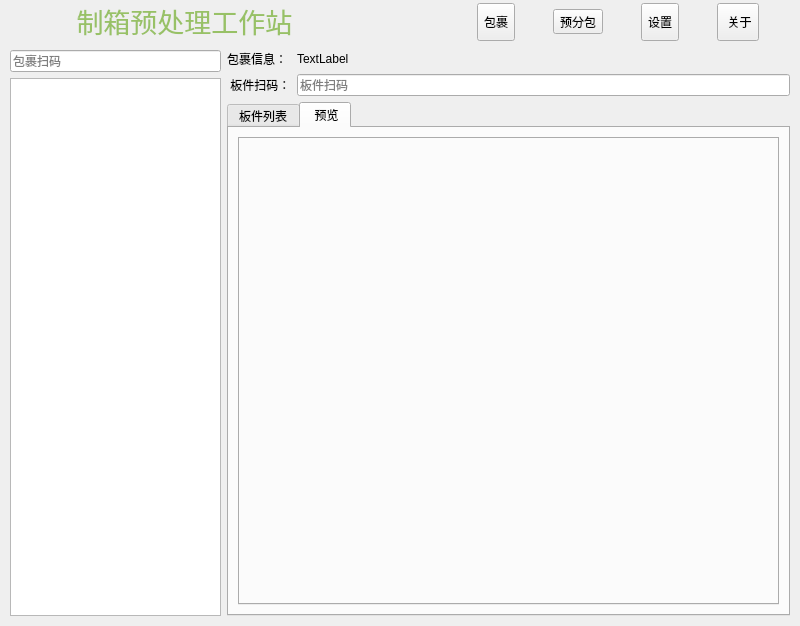
Above: ui/form/frmmain.ui from TomenMosaic/BPS before the change. Below: the same form after it.
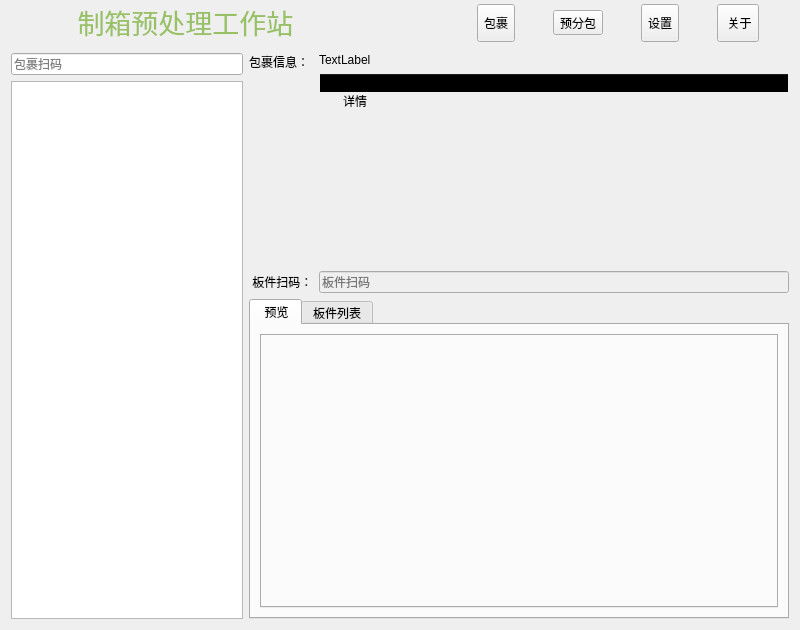
That is the form after the change. The open tabs and pages were chosen to show the change. Icons and pictures are not drawn.

Diff of the .ui file:
```diff
--- a/ui/form/frmmain.ui
+++ b/ui/form/frmmain.ui
@@ -7,7 +7,7 @@
     <x>0</x>
     <y>0</y>
     <width>800</width>
-    <height>600</height>
+    <height>618</height>
    </rect>
   </property>
   <property name="font">
@@ -25,21 +25,21 @@
   <property name="autoFillBackground">
    <bool>false</bool>
   </property>
-  <layout class="QVBoxLayout" name="verticalLayout">
+  <layout class="QVBoxLayout" name="verticalLayout" stretch="0,0">
    <property name="spacing">
-    <number>0</number>
+    <number>2</number>
    </property>
    <property name="leftMargin">
-    <number>1</number>
+    <number>2</number>
    </property>
    <property name="topMargin">
-    <number>1</number>
+    <number>2</number>
    </property>
    <property name="rightMargin">
-    <number>1</number>
+    <number>2</number>
    </property>
    <property name="bottomMargin">
-    <number>1</number>
+    <number>2</number>
    </property>
    <item>
     <widget class="QWidget" name="widgetTitle" native="true">
@@ -254,58 +254,35 @@
    </item>
    <item>
     <widget class="QStackedWidget" name="stackedWidget">
+     <property name="sizePolicy">
+      <sizepolicy hsizetype="Preferred" vsizetype="Preferred">
+       <horstretch>0</horstretch>
+       <verstretch>0</verstretch>
+      </sizepolicy>
+     </property>
      <property name="styleSheet">
       <string notr="true"/>
      </property>
      <property name="currentIndex">
-      <number>1</number>
+      <number>0</number>
      </property>
      <widget class="QWidget" name="pack">
-      <layout class="QGridLayout" name="gridLayout" columnstretch="3,0,7">
-       <item row="0" column="0" rowspan="3">
-        <layout class="QVBoxLayout" name="verticalLayout_3">
-         <item>
-          <widget class="QLineEdit" name="txtPackBarcode">
-           <property name="text">
-            <string/>
-           </property>
-           <property name="placeholderText">
-            <string>包裹扫码</string>
-           </property>
-          </widget>
-         </item>
-         <item>
-          <widget class="QTableView" name="tvPackList">
-           <property name="sizePolicy">
-            <sizepolicy hsizetype="Expanding" vsizetype="Preferred">
-             <horstretch>0</horstretch>
-             <verstretch>1</verstretch>
-            </sizepolicy>
-           </property>
-           <property name="editTriggers">
-            <set>QAbstractItemView::NoEditTriggers</set>
-           </property>
-           <property name="selectionMode">
-            <enum>QAbstractItemView::SingleSelection</enum>
-           </property>
-           <property name="selectionBehavior">
-            <enum>QAbstractItemView::SelectRows</enum>
-           </property>
-           <property name="gridStyle">
-            <enum>Qt::SolidLine</enum>
-           </property>
-          </widget>
-         </item>
-        </layout>
-       </item>
+      <layout class="QGridLayout" name="gridLayout_3" columnstretch="3,7">
        <item row="0" column="1">
+        <layout class="QGridLayout" name="gridLayout">
+         <item row="0" column="0">
         <widget class="QLabel" name="label_3">
          <property name="text">
           <string>包裹信息：</string>
          </property>
-        </widget>
-       </item>
-       <item row="0" column="2">
+           <property name="alignment">
+            <set>Qt::AlignLeading|Qt::AlignLeft|Qt::AlignTop</set>
+           </property>
+          </widget>
+         </item>
+         <item row="0" column="1">
+          <layout class="QVBoxLayout" name="verticalLayout_11">
+           <item>
         <widget class="QLabel" name="lblPackInfo">
          <property name="text">
           <string>TextLabel</string>
@@ -315,21 +292,56 @@
          </property>
         </widget>
        </item>
-       <item row="1" column="1">
+           <item>
+            <widget class="QTreeWidget" name="treePackLogs">
+             <property name="sizePolicy">
+              <sizepolicy hsizetype="Expanding" vsizetype="Preferred">
+               <horstretch>0</horstretch>
+               <verstretch>0</verstretch>
+              </sizepolicy>
+             </property>
+             <property name="styleSheet">
+              <string notr="true">background-color: rgba(255, 255, 255, 0);
+selection-background-color: rgba(255, 255, 255, 0);
+border-color: rgba(255, 255, 255, 0);
+gridline-color: rgba(255, 255, 255, 0);
+selection-color: rgb(0, 0, 0);</string>
+             </property>
+             <property name="itemsExpandable">
+              <bool>true</bool>
+             </property>
+             <column>
+              <property name="text">
+               <string/>
+              </property>
+             </column>
+             <item>
+              <property name="text">
+               <string>详情</string>
+              </property>
+             </item>
+            </widget>
+           </item>
+          </layout>
+         </item>
+         <item row="1" column="0">
         <widget class="QLabel" name="label_2">
          <property name="text">
           <string> 板件扫码：</string>
          </property>
         </widget>
        </item>
-       <item row="1" column="2">
+         <item row="1" column="1">
         <widget class="QLineEdit" name="txtPanelBarcode">
+           <property name="enabled">
+            <bool>false</bool>
+           </property>
          <property name="placeholderText">
           <string>板件扫码</string>
          </property>
         </widget>
        </item>
-       <item row="2" column="1" colspan="2">
+         <item row="2" column="0" colspan="2">
         <widget class="QTabWidget" name="tabPanelData">
          <property name="currentIndex">
           <number>0</number>
@@ -340,6 +352,23 @@
          <property name="movable">
           <bool>true</bool>
          </property>
+           <widget class="QWidget" name="tabPanelData_Preview">
+            <attribute name="title">
+             <string notr="true"> 预览</string>
+            </attribute>
+            <layout class="QVBoxLayout" name="verticalLayout_3">
+             <item>
+              <widget class="QTabWidget" name="tabLayerPreview">
+               <property name="tabPosition">
+                <enum>QTabWidget::West</enum>
+               </property>
+               <property name="currentIndex">
+                <number>-1</number>
+               </property>
+              </widget>
+             </item>
+            </layout>
+           </widget>
          <widget class="QWidget" name="tabPanelData_List">
           <property name="sizePolicy">
            <sizepolicy hsizetype="Expanding" vsizetype="Expanding">
@@ -372,24 +401,45 @@
            </item>
           </layout>
          </widget>
-         <widget class="QWidget" name="tabPanelData_Preview">
-          <attribute name="title">
-           <string notr="true"> 预览</string>
-          </attribute>
+          </widget>
+         </item>
+        </layout>
+       </item>
+       <item row="0" column="0">
           <layout class="QVBoxLayout" name="verticalLayout_2">
            <item>
-            <widget class="QTabWidget" name="tabLayerPreview">
-             <property name="tabPosition">
-              <enum>QTabWidget::West</enum>
-             </property>
-             <property name="currentIndex">
-              <number>-1</number>
+          <widget class="QLineEdit" name="txtPackBarcode">
+           <property name="text">
+            <string/>
+           </property>
+           <property name="placeholderText">
+            <string>包裹扫码</string>
+           </property>
+          </widget>
+         </item>
+         <item>
+          <widget class="QTableView" name="tvPackList">
+           <property name="sizePolicy">
+            <sizepolicy hsizetype="Expanding" vsizetype="Preferred">
+             <horstretch>0</horstretch>
+             <verstretch>1</verstretch>
+            </sizepolicy>
+           </property>
+           <property name="editTriggers">
+            <set>QAbstractItemView::NoEditTriggers</set>
+           </property>
+           <property name="selectionMode">
+            <enum>QAbstractItemView::SingleSelection</enum>
+           </property>
+           <property name="selectionBehavior">
+            <enum>QAbstractItemView::SelectRows</enum>
+           </property>
+           <property name="gridStyle">
+            <enum>Qt::SolidLine</enum>
              </property>
             </widget>
            </item>
           </layout>
-         </widget>
-        </widget>
        </item>
       </layout>
      </widget>
@@ -473,7 +523,7 @@
           <item row="1" column="1">
            <widget class="QCheckBox" name="isWaiting4Scan">
             <property name="text">
-             <string>  </string>
+             <string/>
             </property>
            </widget>
           </item>
```
Lines whose indentation alone changed are shown as unchanged.
